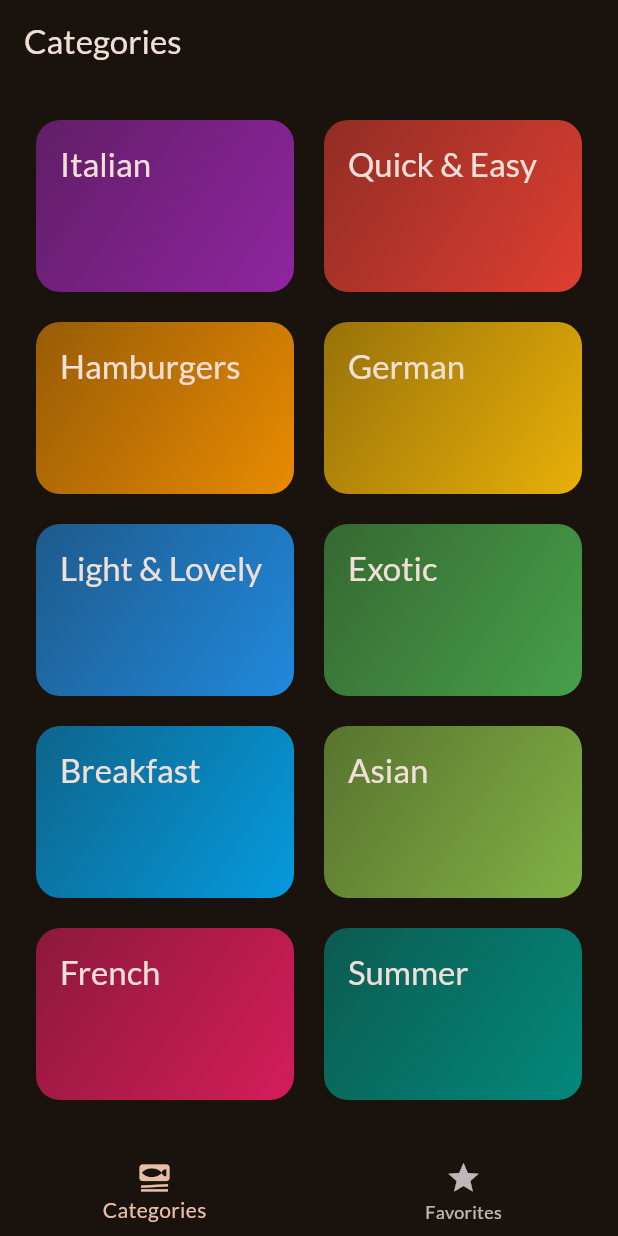
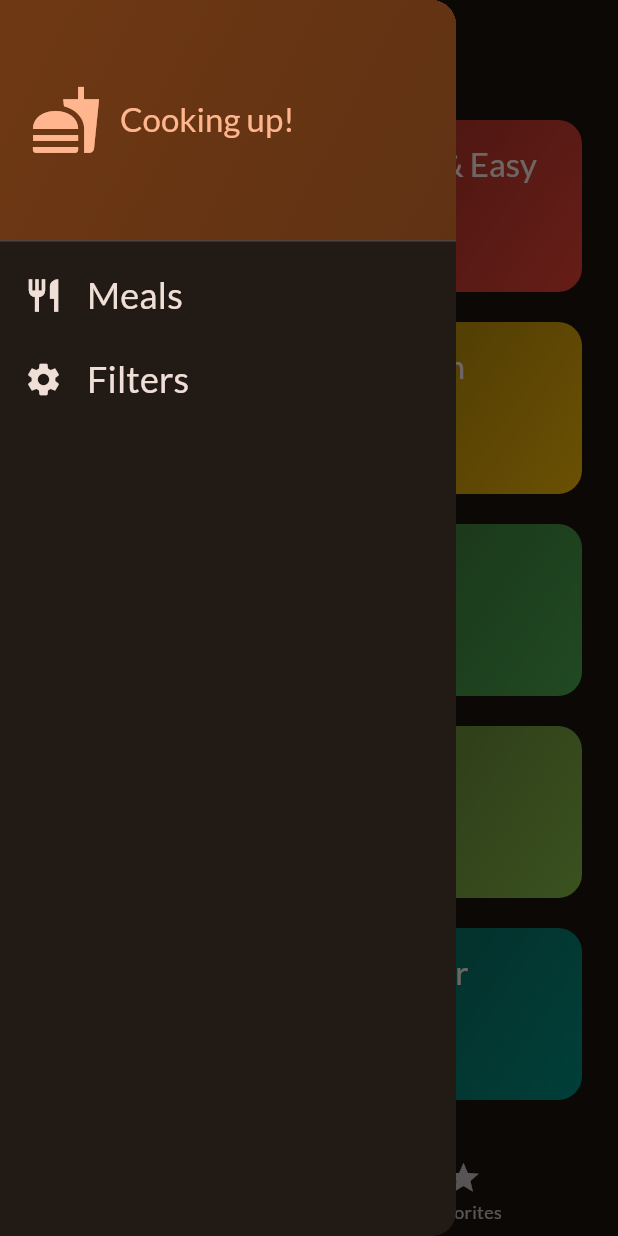
Before and after one commit to NielsLouwes/meals-app, a Flutter app: the screen it shows after launch, with the side drawer open (before the commit the screen has no drawer), on a phone screen of 412 x 824 dp. Run offline on Flutter 3.47's test engine with Material 2 defaults, Android fonts, the phone set to English and light mode, and no system bars; our stand-ins replace google_fonts, transparent_image.

Commit message:
creating drawer

```diff
--- a/lib/screens/tabs.dart
+++ b/lib/screens/tabs.dart
@@ -4,6 +4,7 @@ import 'package:flutter/material.dart';
 import 'package:meals/models/meal.dart';
 import 'package:meals/screens/categories.dart';
 import 'package:meals/screens/meals.dart';
+import 'package:meals/widgets/main_drawer.dart';
 
 class TabsScreen extends StatefulWidget {
   const TabsScreen({super.key});
@@ -45,6 +46,14 @@ class _TabsScreenState extends State<TabsScreen> {
     });
   }
 
+  void _setScreen(String identifier) {
+    if (identifier == 'filters') {
+    } else {
+      // we are already on meals screen so we need to close the drawer
+      Navigator.of(context).pop();
+    }
+  }
+
   @override
   Widget build(BuildContext context) {
     Widget activePage = CategoriesScreen(
@@ -65,6 +74,7 @@ class _TabsScreenState extends State<TabsScreen> {
       appBar: AppBar(
         title: Text(activePageTitle),
       ),
+      drawer: MainDrawer(onSelectScreen: _setScreen),
       body: activePage,
       bottomNavigationBar: BottomNavigationBar(
         onTap: _selectPage,
--- /dev/null
+++ b/lib/widgets/main_drawer.dart
@@ -0,0 +1,77 @@
+import 'package:flutter/material.dart';
+
+class MainDrawer extends StatelessWidget {
+  const MainDrawer({super.key, required this.onSelectScreen});
+
+  final void Function(String identifier) onSelectScreen;
+
+  @override
+  Widget build(BuildContext context) {
+    return Drawer(
+      child: Column(
+        children: [
+          DrawerHeader(
+            child: Row(
+              children: [
+                Icon(
+                  Icons.fastfood,
+                  size: 48,
+                  color: Theme.of(context).colorScheme.primary,
+                ),
+                const SizedBox(
+                  width: 12,
+                ),
+                Text(
+                  'Cooking up!',
+                  style: Theme.of(context)
+                      .textTheme
+                      .titleLarge!
+                      .copyWith(color: Theme.of(context).colorScheme.primary),
+                ),
+              ],
+            ),
+            padding: const EdgeInsets.all(20),
+            decoration: BoxDecoration(
+              gradient: LinearGradient(colors: [
+                Theme.of(context).colorScheme.primaryContainer,
+                Theme.of(context).colorScheme.primaryContainer.withOpacity(0.8)
+              ], begin: Alignment.topLeft, end: Alignment.bottomRight),
+            ),
+          ),
+          ListTile(
+            leading: Icon(
+              Icons.restaurant,
+              size: 26,
+              color: Theme.of(context).colorScheme.onBackground,
+            ),
+            title: Text(
+              'Meals',
+              style: Theme.of(context).textTheme.titleSmall!.copyWith(
+                  color: Theme.of(context).colorScheme.onBackground,
+                  fontSize: 24),
+            ),
+            onTap: () {
+              onSelectScreen('meals');
+            },
+          ),
+          ListTile(
+            leading: Icon(
+              Icons.settings,
+              size: 26,
+              color: Theme.of(context).colorScheme.onBackground,
+            ),
+            title: Text(
+              'Filters',
+              style: Theme.of(context).textTheme.titleSmall!.copyWith(
+                  color: Theme.of(context).colorScheme.onBackground,
+                  fontSize: 24),
+            ),
+            onTap: () {
+              onSelectScreen('filters');
+            },
+          ),
+        ],
+      ),
+    );
+  }
+}
```
